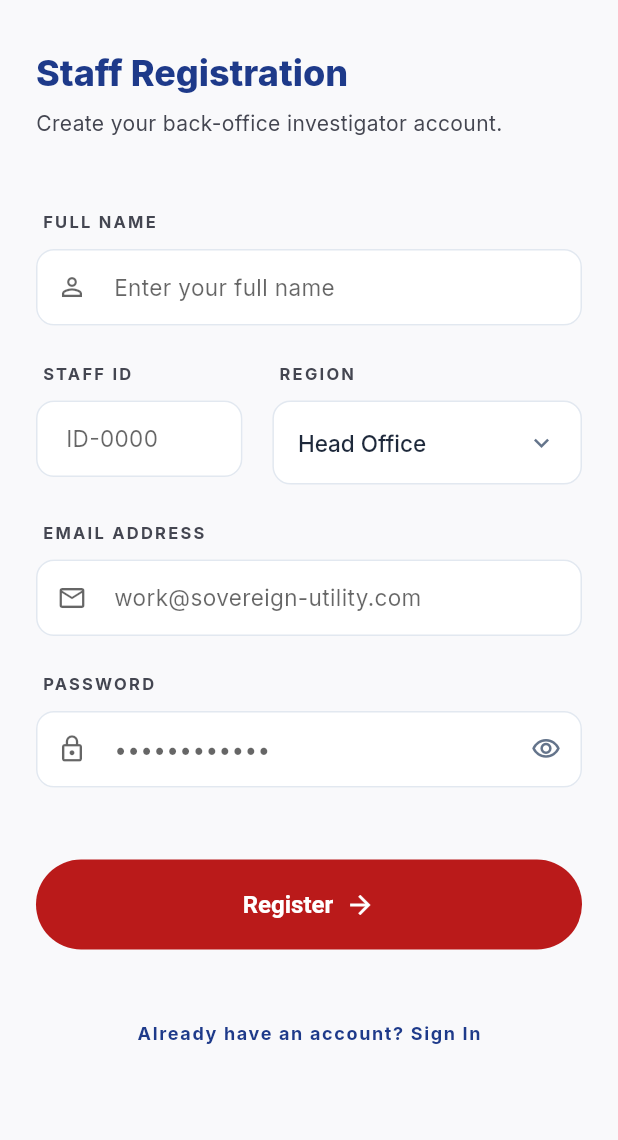
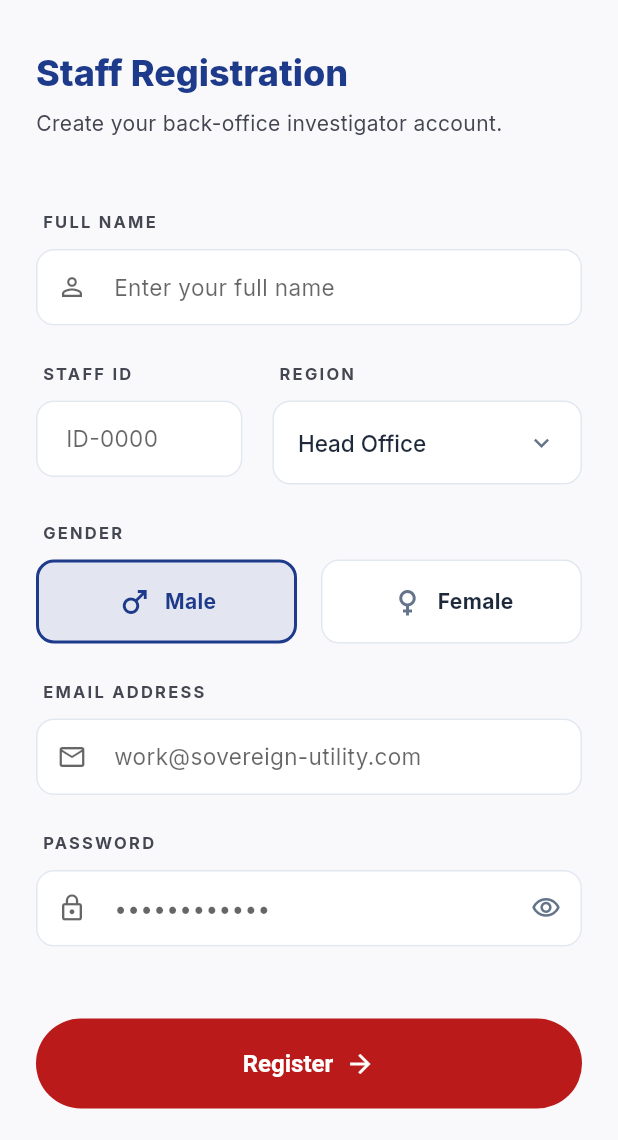
Before and after one commit to darkoeric57/RPECG_investigation_app, a Flutter app: the SignupScreen screen opened by its route, on a phone screen of 412 x 824 dp, the part 96-1236 px from its top. Run offline on Flutter 3.47's test engine with Material 3 defaults, Android fonts, the phone set to English and light mode, and no system bars; our stand-ins replace cloud_firestore, file_picker, firebase_auth, firebase_core, fl_chart, flutter_riverpod and 16 more; missing offline and left inert: dart:ffi, dart:js_interop, excel_plus, extension_google_sign_in_as_googleapis_auth, flutter_driver, googleapis and 5 more; accounts and stored records are empty; project files that could hold a hidden picture were left out.

Commit message:
fix(chat): reset active chat and restart Firestore streams on logout/login, and add dynamic gender-based avatars

```diff
--- a/lib/core/services/firebase_auth_service.dart
+++ b/lib/core/services/firebase_auth_service.dart
@@ -21,6 +21,7 @@ class FirebaseAuthService {
     required String accountType,
     String? groupNo,
     String? phone,
+    String? gender,
   }) async {
     try {
       final credential = await _auth.createUserWithEmailAndPassword(
@@ -38,6 +39,7 @@ class FirebaseAuthService {
           'accountType': accountType,
           'groupNo': groupNo,
           'phone': phone,
+          'gender': gender ?? 'Male',
           'createdAt': FieldValue.serverTimestamp(),
         });
 
--- a/lib/core/services/firebase_data_service.dart
+++ b/lib/core/services/firebase_data_service.dart
@@ -253,6 +253,7 @@ class FirestoreDataService {
             'email': 'sarah@gmail.com',
             'region': 'Eastern',
             'accountType': 'Technical',
+            'gender': 'Female',
             'createdAt': FieldValue.serverTimestamp(),
             'photoUrl': 'https://images.unsplash.com/photo-1494790108377-be9c29b29330?q=80&w=100',
           },
@@ -262,6 +263,7 @@ class FirestoreDataService {
             'email': 'marcus@gmail.com',
             'region': 'Northern',
             'accountType': 'Admin',
+            'gender': 'Male',
             'createdAt': FieldValue.serverTimestamp(),
             'photoUrl': 'https://images.unsplash.com/photo-1507003211169-0a1dd7228f2d?q=80&w=100',
           },
@@ -271,6 +273,7 @@ class FirestoreDataService {
             'email': 'elena@gmail.com',
             'region': 'Greater Accra',
             'accountType': 'Technical',
+            'gender': 'Female',
             'createdAt': FieldValue.serverTimestamp(),
             'photoUrl': 'https://images.unsplash.com/photo-1573496359142-b8d87734a5a2?q=80&w=100',
           },
--- a/lib/features/auth/presentation/signup_screen.dart
+++ b/lib/features/auth/presentation/signup_screen.dart
@@ -15,6 +15,7 @@ class SignupScreen extends StatefulWidget {
 class _SignupScreenState extends State<SignupScreen> {
   final _formKey = GlobalKey<FormState>();
   String _selectedRegion = 'Head Office';
+  String _selectedGender = 'Male';
   final String _accountType = 'Technical';
   bool _obscurePassword = true;
   final bool _obscureConfirmPassword = true;
@@ -312,6 +313,98 @@ class _SignupScreenState extends State<SignupScreen> {
         ),
         const SizedBox(height: 24),
 
+        _buildInputLabel('Gender'),
+        Row(
+          children: [
+            Expanded(
+              child: InkWell(
+                onTap: () => setState(() => _selectedGender = 'Male'),
+                borderRadius: BorderRadius.circular(12),
+                child: Container(
+                  height: 56,
+                  decoration: BoxDecoration(
+                    color: _selectedGender == 'Male'
+                        ? AppTheme.primary.withValues(alpha: 0.1)
+                        : Colors.white,
+                    borderRadius: BorderRadius.circular(12),
+                    border: Border.all(
+                      color: _selectedGender == 'Male'
+                          ? AppTheme.primary
+                          : const Color(0xFFE2E8F0),
+                      width: _selectedGender == 'Male' ? 2 : 1,
+                    ),
+                  ),
+                  child: Row(
+                    mainAxisAlignment: MainAxisAlignment.center,
+                    children: [
+                      Icon(
+                        Icons.male,
+                        color: _selectedGender == 'Male'
+                            ? AppTheme.primary
+                            : const Color(0xFF64748B),
+                      ),
+                      const SizedBox(width: 8),
+                      Text(
+                        'Male',
+                        style: TextStyle(
+                          color: _selectedGender == 'Male'
+                              ? AppTheme.primary
+                              : const Color(0xFF1E293B),
+                          fontWeight: FontWeight.bold,
+                        ),
+                      ),
+                    ],
+                  ),
+                ),
+              ),
+            ),
+            const SizedBox(width: 16),
+            Expanded(
+              child: InkWell(
+                onTap: () => setState(() => _selectedGender = 'Female'),
+                borderRadius: BorderRadius.circular(12),
+                child: Container(
+                  height: 56,
+                  decoration: BoxDecoration(
+                    color: _selectedGender == 'Female'
+                        ? AppTheme.primary.withValues(alpha: 0.1)
+                        : Colors.white,
+                    borderRadius: BorderRadius.circular(12),
+                    border: Border.all(
+                      color: _selectedGender == 'Female'
+                          ? AppTheme.primary
+                          : const Color(0xFFE2E8F0),
+                      width: _selectedGender == 'Female' ? 2 : 1,
+                    ),
+                  ),
+                  child: Row(
+                    mainAxisAlignment: MainAxisAlignment.center,
+                    children: [
+                      Icon(
+                        Icons.female,
+                        color: _selectedGender == 'Female'
+                            ? AppTheme.primary
+                            : const Color(0xFF64748B),
+                      ),
+                      const SizedBox(width: 8),
+                      Text(
+                        'Female',
+                        style: TextStyle(
+                          color: _selectedGender == 'Female'
+                              ? AppTheme.primary
+                              : const Color(0xFF1E293B),
+                          fontWeight: FontWeight.bold,
+                        ),
+                      ),
+                    ],
+                  ),
+                ),
+              ),
+            ),
+          ],
+        ),
+        const SizedBox(height: 24),
+
         _buildInputLabel('Email Address'),
         CustomTextField(
           label: '',
@@ -430,6 +523,7 @@ Widget _buildInputLabel(String label) {
         accountType: _accountType,
         groupNo: _groupNoController.text.trim(),
         phone: _phoneController.text.trim(),
+        gender: _selectedGender,
       );
 
       if (mounted) {
--- a/lib/features/backoffice/presentation/pages/notifications_chat_page.dart
+++ b/lib/features/backoffice/presentation/pages/notifications_chat_page.dart
@@ -397,8 +397,7 @@ class _NotificationsChatPageState extends ConsumerState<NotificationsChatPage> {
 
   Widget _buildConversationCard(
       Map<String, dynamic> chat, bool isSelected, int index) {
-    final avatar = chat['photoUrl'] as String? ??
-        'https://images.unsplash.com/photo-1535713875002-d1d0cf377fde?q=80&w=100';
+    final avatar = _getAvatarUrl(chat);
     final statusColor = chat['statusColor'] as Color? ?? const Color(0xFF22C55E);
     final lastMessage = chat['lastMessage'] as String? ?? 'Click to start chatting';
     final timeStr = _formatTimestamp(chat['lastMessageTime']);
@@ -477,6 +476,25 @@ class _NotificationsChatPageState extends ConsumerState<NotificationsChatPage> {
     );
   }
 
+  String _getAvatarUrl(Map<String, dynamic> user) {
+    final photoUrl = user['photoUrl'] as String?;
+    if (photoUrl != null && photoUrl.isNotEmpty) {
+      return photoUrl;
+    }
+    final gender = (user['gender'] as String? ?? '').toLowerCase();
+    if (gender == 'female') {
+      return 'https://images.unsplash.com/photo-1580489944761-15a19d654956?q=80&w=150';
+    } else if (gender == 'male') {
+      return 'https://images.unsplash.com/photo-1535713875002-d1d0cf377fde?q=80&w=150';
+    }
+    // Fallback heuristic: check name for typical female names
+    final name = (user['name'] as String? ?? '').toLowerCase();
+    if (name.contains('sarah') || name.contains('elena') || name.contains('mary') || name.contains('jane') || name.contains('female')) {
+      return 'https://images.unsplash.com/photo-1580489944761-15a19d654956?q=80&w=150';
+    }
+    return 'https://images.unsplash.com/photo-1535713875002-d1d0cf377fde?q=80&w=150';
+  }
+
   Widget _buildAvatar(String url, Color statusColor) {
     return Stack(
       children: [
@@ -588,7 +606,7 @@ class _NotificationsChatPageState extends ConsumerState<NotificationsChatPage> {
                         msg['text'] as String? ?? '',
                         isOutbound,
                         timeStr,
-                        isOutbound ? '' : (targetUser['photoUrl'] as String? ?? 'https://images.unsplash.com/photo-1535713875002-d1d0cf377fde?q=80&w=100'),
+                        isOutbound ? '' : _getAvatarUrl(targetUser),
                       ),
                     );
                   }
@@ -603,8 +621,7 @@ class _NotificationsChatPageState extends ConsumerState<NotificationsChatPage> {
   }
 
   Widget _buildChatHeader(Map<String, dynamic> chat) {
-    final avatar = chat['photoUrl'] as String? ??
-        'https://images.unsplash.com/photo-1535713875002-d1d0cf377fde?q=80&w=100';
+    final avatar = _getAvatarUrl(chat);
     final statusColor = chat['statusColor'] as Color? ?? const Color(0xFF22C55E);
 
     return Container(
--- a/lib/features/backoffice/providers/chat_provider.dart
+++ b/lib/features/backoffice/providers/chat_provider.dart
@@ -1,16 +1,27 @@
 import 'package:flutter_riverpod/flutter_riverpod.dart';
+import 'package:firebase_auth/firebase_auth.dart';
 import '../../../../core/providers.dart';
 
-/// Provider that streams all registered users from the Firestore Users collection
+/// Provider that streams all registered users from the Firestore Users collection.
+/// Watches userProvider so that whenever the logged-in user changes (e.g. logout/login),
+/// the old stream is cancelled and a new stream is established.
 final chatUsersStreamProvider = StreamProvider<List<Map<String, dynamic>>>((ref) {
+  final user = ref.watch(userProvider);
+  if (user == null) {
+    return const Stream.empty();
+  }
   final firestoreData = ref.watch(firestoreDataProvider);
   return firestoreData.getUsersStream();
 });
 
-/// StateProvider holding the currently selected user (contact) profile map
-final activeChatUserProvider = StateProvider<Map<String, dynamic>?>((ref) => null);
+/// StateProvider holding the currently selected user (contact) profile map.
+/// Recreates and resets to null whenever the logged-in user changes (e.g. logout/login).
+final activeChatUserProvider = StateProvider<Map<String, dynamic>?>((ref) {
+  ref.watch(userProvider);
+  return null;
+});
 
-/// Provider calculating the unique, alphabetical composite conversation chatId between two users
+/// Provider calculating the unique, alphabetical composite conversation chatId between two users.
 final activeChatIdProvider = Provider<String?>((ref) {
   final currentUser = ref.watch(userProvider);
   final selectedUser = ref.watch(activeChatUserProvider);
@@ -24,8 +35,13 @@ final activeChatIdProvider = Provider<String?>((ref) {
   return uid1.compareTo(uid2) < 0 ? '${uid1}_$uid2' : '${uid2}_$uid1';
 });
 
-/// StreamProvider that streams chat messages in real-time for the active conversation
+/// StreamProvider that streams chat messages in real-time for the active conversation.
+/// Watches userProvider to ensure proper lifetime management across login/logout transitions.
 final chatMessagesStreamProvider = StreamProvider.family<List<Map<String, dynamic>>, String>((ref, chatId) {
+  final user = ref.watch(userProvider);
+  if (user == null) {
+    return const Stream.empty();
+  }
   final firestoreData = ref.watch(firestoreDataProvider);
   return firestoreData.getMessagesStream(chatId);
 });
```
